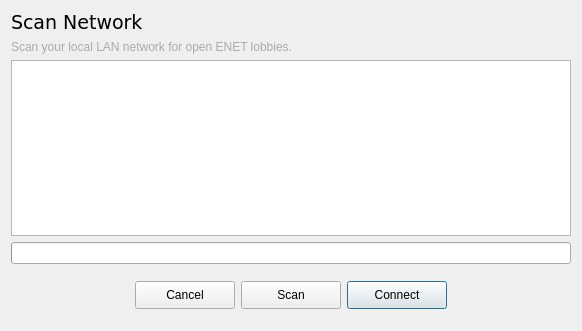
First picture: the form in ui/scannetworkdialog.ui, repository yani/keeperfx-launcher-qt, before the edit.
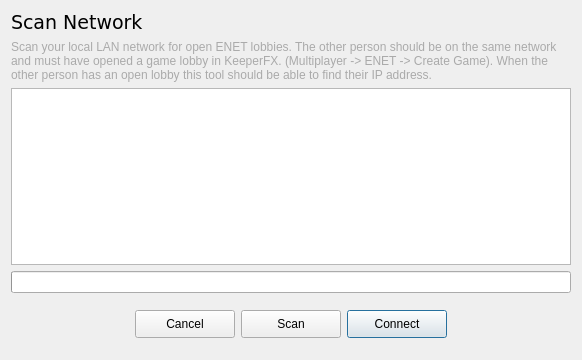
Second picture: the form after the edit.

Commit message: improve information text for LAN network scan tool

```diff
--- a/ui/scannetworkdialog.ui
+++ b/ui/scannetworkdialog.ui
@@ -7,7 +7,7 @@
     <x>0</x>
     <y>0</y>
     <width>582</width>
-    <height>331</height>
+    <height>360</height>
    </rect>
   </property>
   <property name="windowTitle">
@@ -38,7 +38,7 @@
 }</string>
      </property>
      <property name="text">
-      <string>Scan your local LAN network for open ENET lobbies.</string>
+      <string>Scan your local LAN network for open ENET lobbies. The other person should be on the same network and must have opened a game lobby in KeeperFX. (Multiplayer -&gt; ENET -&gt; Create Game). When the other person has an open lobby this tool should be able to find their IP address.</string>
      </property>
      <property name="wordWrap">
       <bool>true</bool>
```
